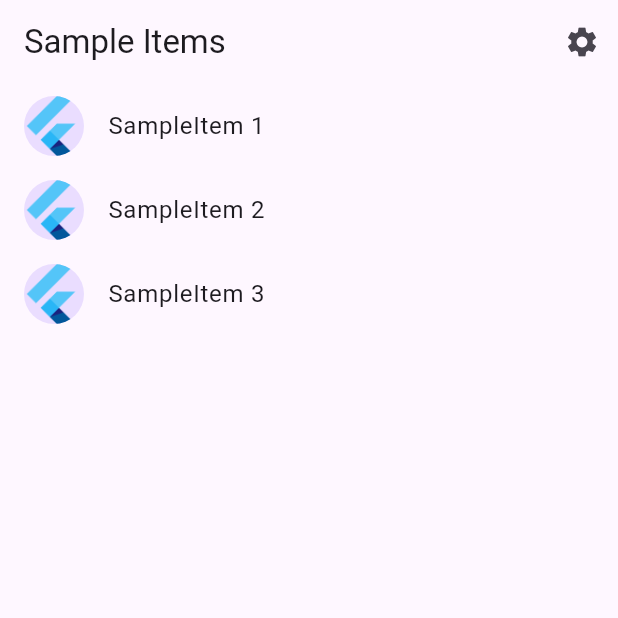
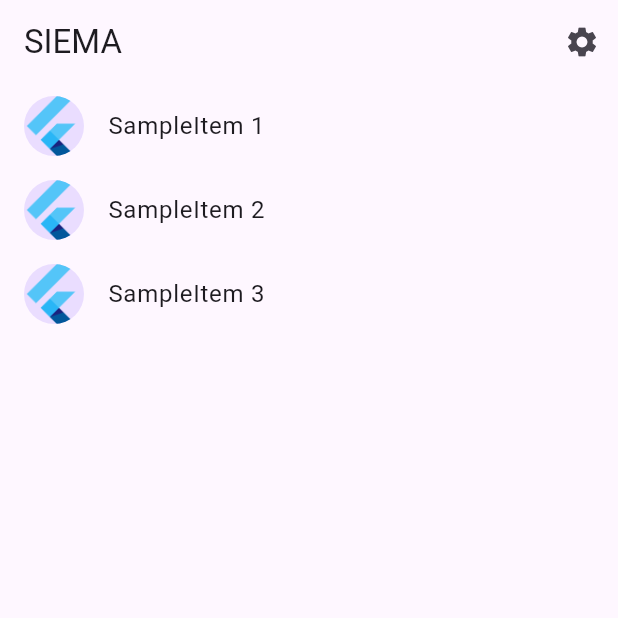
Before and after one commit to kgorski399/p01, a Flutter app: the screen it shows after launch, on a phone screen of 412 x 824 dp, the top half of it. Run offline on Flutter 3.47's test engine with Material 3 defaults, Android fonts, the phone set to English and light mode, and no system bars; generated files the repository leaves out were written again.

Commit message:
test deploy

```diff
--- a/flutter_application_1/lib/src/sample_feature/sample_item_list_view.dart
+++ b/flutter_application_1/lib/src/sample_feature/sample_item_list_view.dart
@@ -19,7 +19,7 @@ class SampleItemListView extends StatelessWidget {
   Widget build(BuildContext context) {
     return Scaffold(
       appBar: AppBar(
-        title: const Text('Sample Items'),
+        title: const Text('SIEMA'),
         actions: [
           IconButton(
             icon: const Icon(Icons.settings),
```
